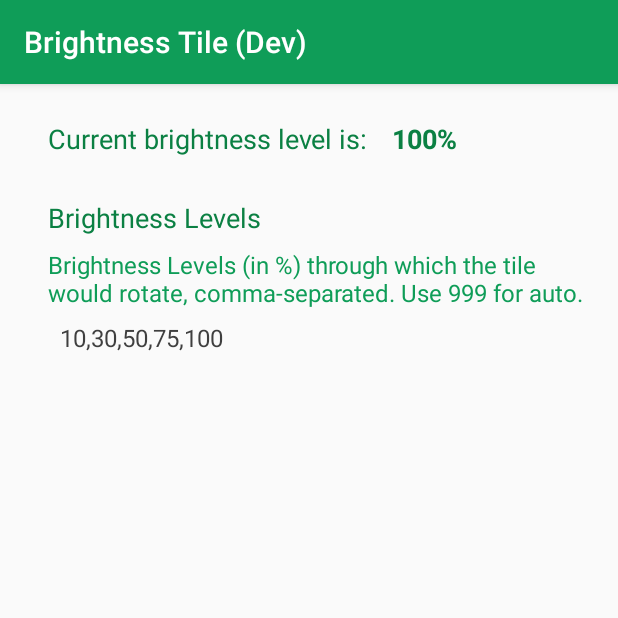
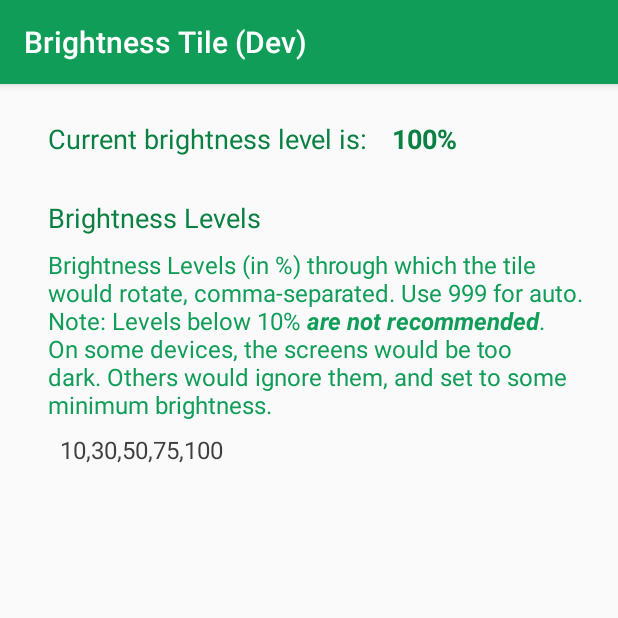
Before and after one commit to orionlee/aBrightnessQS, an Android app: the screen it shows after launch (MainActivity), on a phone screen of 412 x 824 dp, the top half of it. Run offline under Robolectric (Android 15) with nearby library versions, the phone set to English and light mode, and no system bars.

Commit message:
More tweak in instruction. Move all harded English strings from activity_main.xml

```diff
--- a/app/src/main/AndroidManifest.xml
+++ b/app/src/main/AndroidManifest.xml
@@ -5,8 +5,8 @@
 <manifest xmlns:android="http://schemas.android.com/apk/res/android"
     xmlns:tools="http://schemas.android.com/tools"
     package="net.oldev.aBrightnessQS"
-    android:versionCode="000125"
-    android:versionName="0.1.25"
+    android:versionCode="000126"
+    android:versionName="0.1.26"
     tools:ignore="GradleOverrides">
 
     <!-- for writing display brightness settings -->
--- a/app/src/main/res/layout/activity_main.xml
+++ b/app/src/main/res/layout/activity_main.xml
@@ -47,7 +47,7 @@
             style="@style/BodyFont"
             android:layout_width="wrap_content"
             android:layout_height="wrap_content"
-            android:text="Brightness Levels" /> <!-- @string/brightnessPctsLabel -->
+            android:text="@string/brightness_pcts_label" />
 
         <TextView
             android:id="@+id/brightnessPctsLabelDesc"
@@ -55,7 +55,7 @@
             android:layout_below="@id/brightnessPctsLabel"
             android:layout_width="wrap_content"
             android:layout_height="wrap_content"
-            android:text="Brightness Levels (in %) through which the tile would rotate, comma-separated. Use 999 for auto." />
+            android:text="@string/brightness_pcts_label_desc"/>
 
         <TextView
             android:id="@+id/brightnessPctsOutput"
--- a/app/src/main/res/values/strings.xml
+++ b/app/src/main/res/values/strings.xml
@@ -9,4 +9,6 @@
     <string name="tile_label">Brightness</string>
     <string name="brightness_auto_label">auto</string>
     <string name="app_brightness_level_label">Current brightness level is:</string>
+    <string name="brightness_pcts_label">Brightness Levels</string>
+    <string name="brightness_pcts_label_desc" formatted="false">Brightness Levels (in %) through which the tile would rotate, comma-separated. Use 999 for auto. \nNote: Levels below 10% <i><b>are not recommended</b></i>. On some devices, the screens would be too dark. Others would ignore them, and set to some minimum brightness.</string>
 </resources>
```
